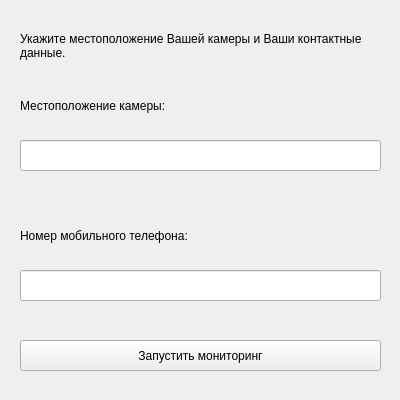
The window that UI/settings_window.ui (wauping/SOWA) describes before a commit, drawn with Qt 5.
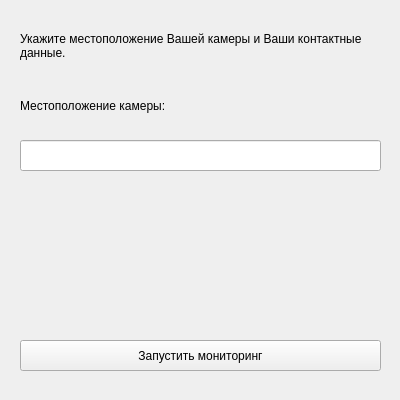
The same window after the commit. Icons and pictures are not drawn.

What changed in the file:
```diff
--- a/UI/settings_window.ui
+++ b/UI/settings_window.ui
@@ -70,32 +70,6 @@
      </rect>
     </property>
    </widget>
-   <widget class="QLabel" name="label_personal">
-    <property name="geometry">
-     <rect>
-      <x>20</x>
-      <y>210</y>
-      <width>351</width>
-      <height>51</height>
-     </rect>
-    </property>
-    <property name="text">
-     <string>Номер мобильного телефона:</string>
-    </property>
-    <property name="wordWrap">
-     <bool>true</bool>
-    </property>
-   </widget>
-   <widget class="QLineEdit" name="personal_input">
-    <property name="geometry">
-     <rect>
-      <x>20</x>
-      <y>270</y>
-      <width>361</width>
-      <height>31</height>
-     </rect>
-    </property>
-   </widget>
    <widget class="QPushButton" name="monitoring_button">
     <property name="geometry">
      <rect>
```
